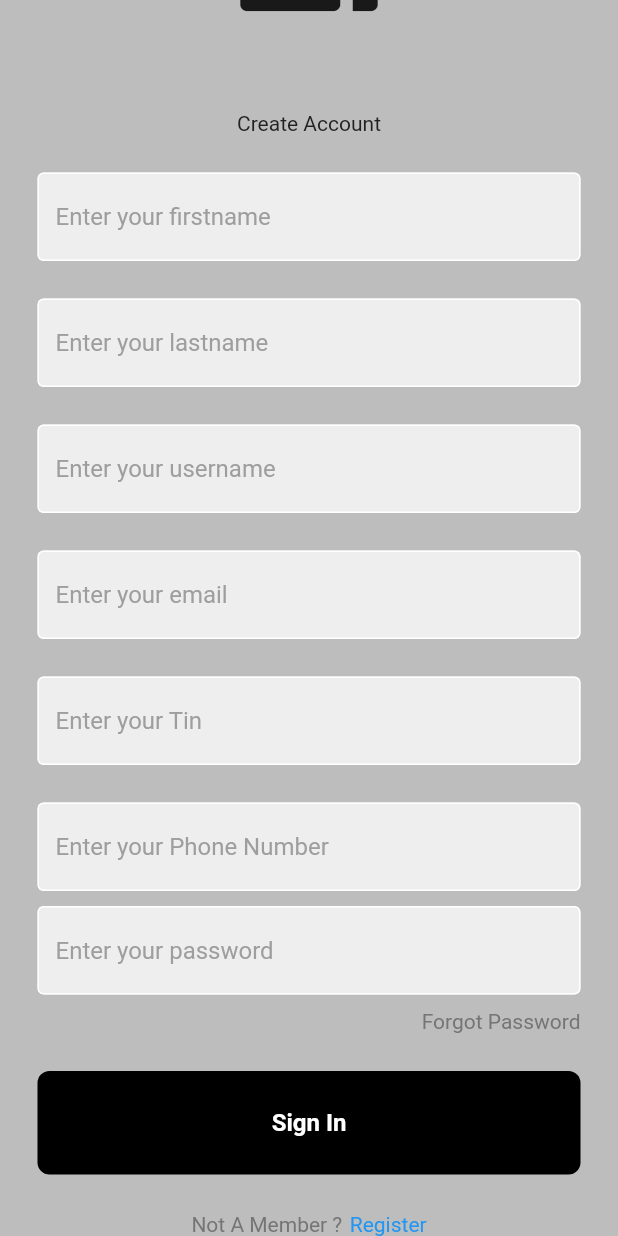
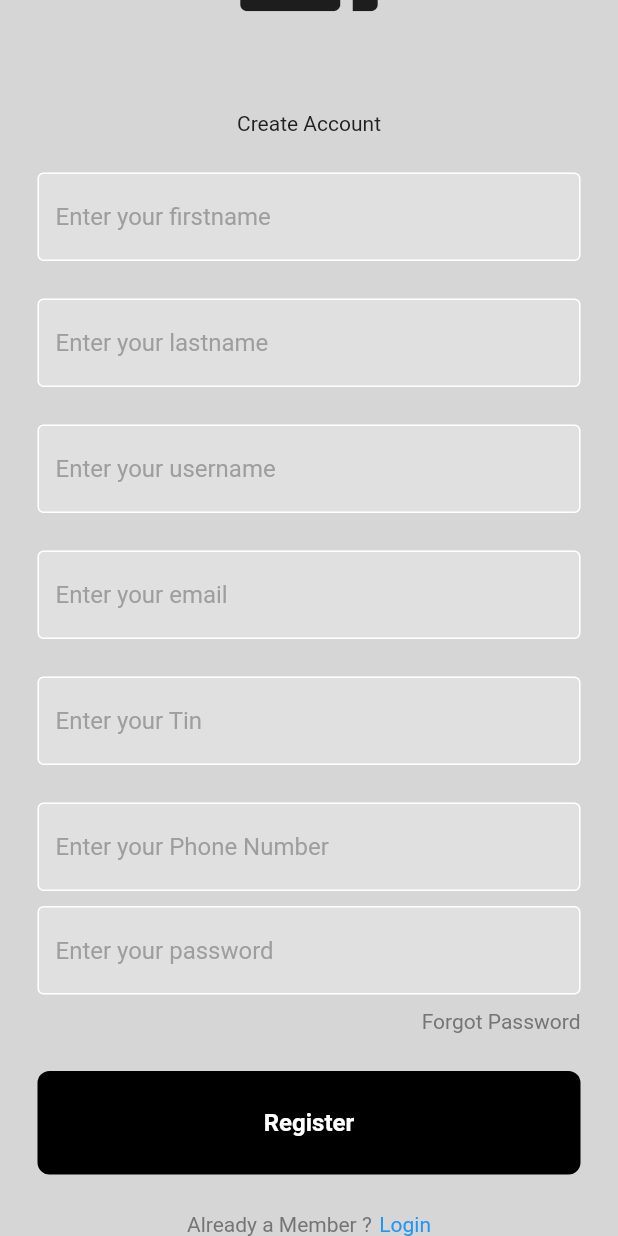
Before and after one commit to zydplatform/palenda, a Flutter app: the screen it shows after launch, scrolled down 126 dp, on a phone screen of 412 x 824 dp. Run offline on Flutter 3.47's test engine with Material 2 defaults, Android fonts, the light colour scheme and no system bars; our stand-ins replace shared_preferences; generated files the repository leaves out were written again.

Commit message:
new-palenda

```diff
--- /dev/null
+++ b/lib/components/signup_button.dart
@@ -0,0 +1,27 @@
+import 'package:flutter/material.dart';
+
+class User1Button extends StatelessWidget{
+  final Function()? onTap;
+  const User1Button({
+    super.key,
+   required this.onTap,
+
+    });
+  @override
+  Widget build(BuildContext context){
+    return GestureDetector(
+      onTap: onTap,
+      child: Container(
+        padding: const EdgeInsets.all(25.0),
+        margin: const EdgeInsets.symmetric(horizontal: 25),
+        decoration: BoxDecoration(
+          color: Colors.black,
+          borderRadius: BorderRadius.circular(8.0),
+        ),
+        child: const Center(
+        child: Text('Register', style: TextStyle(color: Colors.white,fontWeight: FontWeight.bold, fontSize: 16),),
+      ),),
+    );
+  }
+
+}
--- a/lib/components/user_textfiled.dart
+++ b/lib/components/user_textfiled.dart
@@ -26,7 +26,7 @@ class UserTextField extends StatelessWidget{
                 focusedBorder: OutlineInputBorder(
                   borderSide: BorderSide(color: Colors.grey.shade400),
                 ),
-                fillColor: Colors.grey.shade200,
+                fillColor: Colors.grey.shade300,
                 filled: true,
                 hintText: hinText,
                 hintStyle: TextStyle(color: Colors.grey[500]),
--- a/lib/pages/register_page.dart
+++ b/lib/pages/register_page.dart
@@ -1,7 +1,10 @@
 import 'package:flutter/material.dart';
-import 'package:palenda/components/user_button.dart';
+import 'package:palenda/components/loginuser_button.dart';
 import 'package:palenda/components/user_textfiled.dart';
 import 'package:palenda/classes/language_constants.dart';
+import 'package:palenda/pages/login_page.dart';
+
+import '../components/signup_button.dart';
 
 class RegisterPage extends StatelessWidget{
    RegisterPage({super.key});
@@ -19,7 +22,7 @@ class RegisterPage extends StatelessWidget{
     return
 
     Scaffold(
-      backgroundColor: Colors.grey[400],
+      backgroundColor: Colors.grey[350],
       body: SingleChildScrollView( child:SafeArea(
         child: Center(child:
         Column(
@@ -90,7 +93,7 @@ class RegisterPage extends StatelessWidget{
             ],
             ),),
             const SizedBox(height: 25,),
-            UserButton(onTap: ()=>{
+            User1Button(onTap: ()=>{
             Navigator.push(context, MaterialPageRoute(
                 builder: (context) => RegisterPage())
             )
@@ -100,9 +103,22 @@ class RegisterPage extends StatelessWidget{
             child:
             Row(mainAxisAlignment: MainAxisAlignment.center,
             children: [
-            Text('Not A Member ?', style: TextStyle(color: Colors.grey[600]),),
+            Text('Already a Member ?', style: TextStyle(color: Colors.grey[600]),),
             const SizedBox(width: 5,),
-            const Text('Register', style: TextStyle(color: Colors.blue),),
+
+             GestureDetector(
+                                    onTap: () =>{
+                                  // Navigator.pop(context)
+                                   Navigator.push(context, MaterialPageRoute(
+                                    builder: (context) => LoginPage()
+                                  ))
+
+
+                                    },
+                                    child:  const Text('Login', style: TextStyle(color: Colors.blue),),
+            )
+
+
 
             ],
             ),),
```
Also changed, not shown: lib/pages/login_page.dart (+24 -12 lines), lib/components/loginuser_button.dart (renamed from lib/components/user_button.dart).
